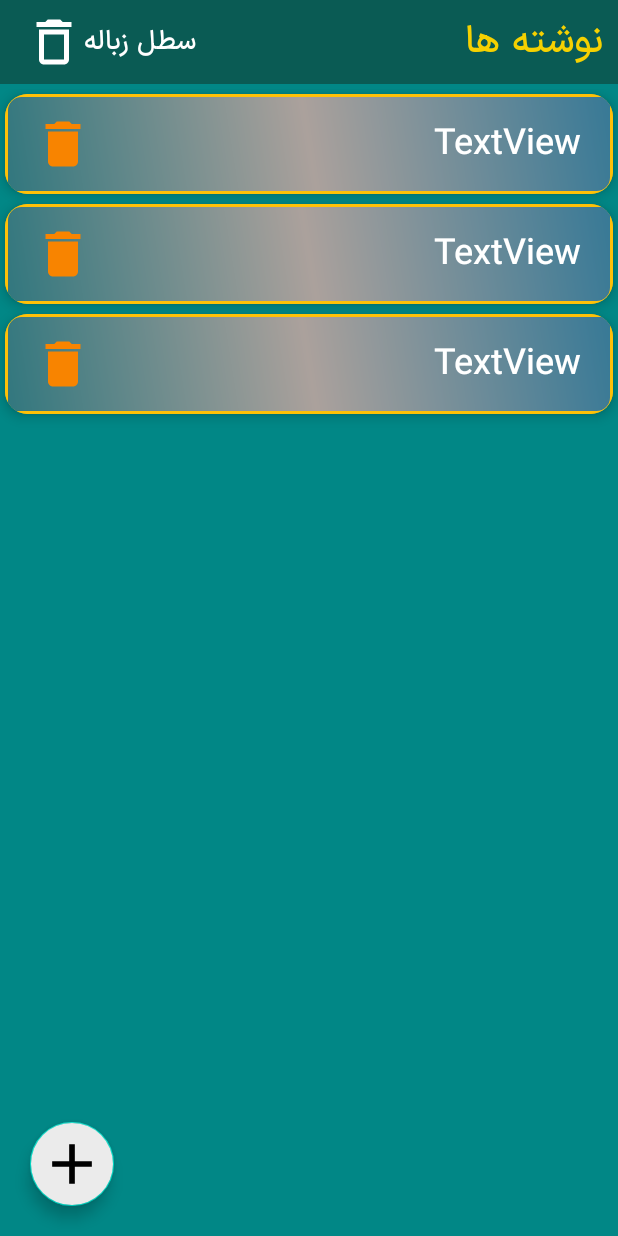
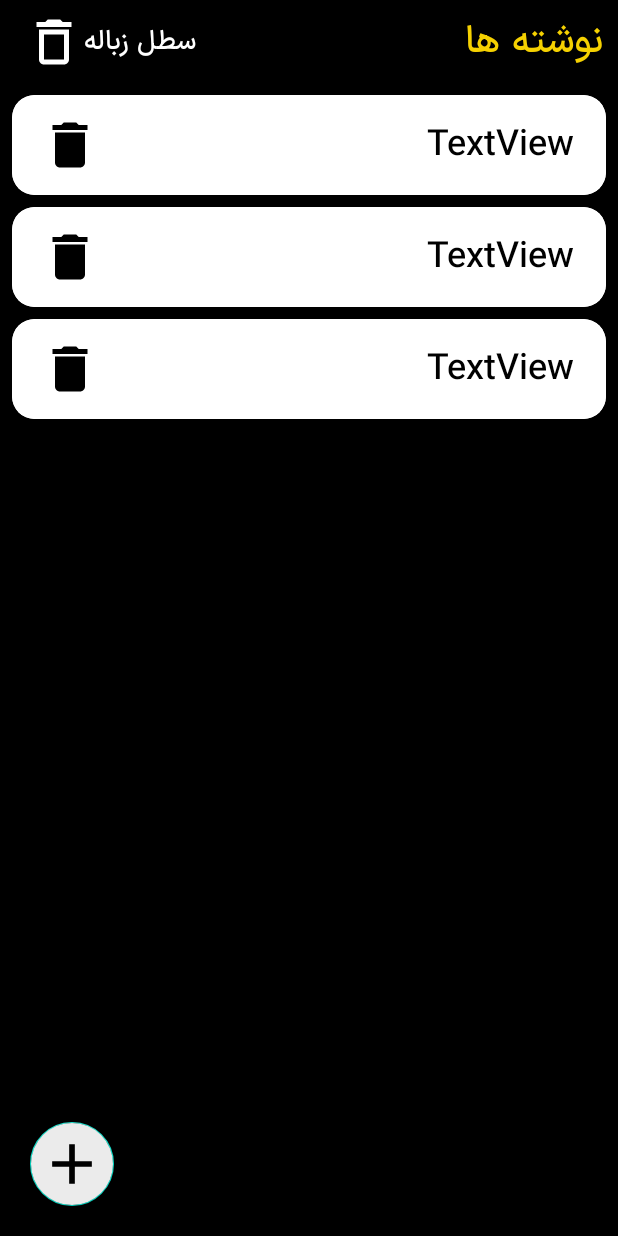
Before and after one commit to ihoseinam/EliNoteApp, an Android app: the layout activity_main.xml on its own in the app's theme, with its tools: preview values and no code run, on a phone screen of 412 x 824 dp. Run offline under Robolectric (Android 15) with nearby library versions, the phone set to English and light mode, and no system bars.

Commit message:
update colors

```diff
--- a/app/src/main/res/drawable/back_24.xml
+++ b/app/src/main/res/drawable/back_24.xml
@@ -1,5 +1,5 @@
 <vector android:autoMirrored="true" android:height="24dp"
     android:tint="#FFFFFF" android:viewportHeight="24"
     android:viewportWidth="24" android:width="24dp" xmlns:android="http://schemas.android.com/apk/res/android">
-    <path android:fillColor="@android:color/white" android:pathData="M20,11H7.83l5.59,-5.59L12,4l-8,8 8,8 1.41,-1.41L7.83,13H20v-2z"/>
+    <path android:fillColor="@color/ebb2" android:pathData="M20,11H7.83l5.59,-5.59L12,4l-8,8 8,8 1.41,-1.41L7.83,13H20v-2z"/>
 </vector>
--- a/app/src/main/res/drawable/back_edt_text.xml
+++ /dev/null
@@ -1,6 +0,0 @@
-<?xml version="1.0" encoding="utf-8"?>
-<shape xmlns:android="http://schemas.android.com/apk/res/android">
-<solid android:color="@color/purple_700"/>
-<corners android:bottomRightRadius="15dp" android:topLeftRadius="15dp"/>
-    <stroke android:color="#FFC107" android:width="3dp"/>
-</shape>
--- a/app/src/main/res/drawable/ic_delete.xml
+++ b/app/src/main/res/drawable/ic_delete.xml
@@ -1,4 +1,4 @@
-<vector android:height="24dp" android:tint="#F88400"
+<vector android:height="24dp" android:tint="#000000"
     android:viewportHeight="24" android:viewportWidth="24"
     android:width="24dp" xmlns:android="http://schemas.android.com/apk/res/android">
     <path android:fillColor="@android:color/white" android:pathData="M6,19c0,1.1 0.9,2 2,2h8c1.1,0 2,-0.9 2,-2V7H6v12zM19,4h-3.5l-1,-1h-5l-1,1H5v2h14V4z"/>
--- a/app/src/main/res/layout/activity_main.xml
+++ b/app/src/main/res/layout/activity_main.xml
@@ -4,7 +4,7 @@
     xmlns:tools="http://schemas.android.com/tools"
     android:layout_width="match_parent"
     android:layout_height="match_parent"
-    android:background="@color/teal_700"
+    android:background="@color/black"
     android:id="@+id/main"
     tools:context=".ui.MainActivity">
 
@@ -12,7 +12,7 @@
         android:id="@+id/toolbar"
         android:layout_width="match_parent"
         android:layout_height="wrap_content"
-        android:background="@color/toll"
+        android:background="@color/black"
         app:layout_constraintEnd_toEndOf="parent"
         app:layout_constraintStart_toStartOf="parent"
         app:layout_constraintTop_toTopOf="parent">
--- a/app/src/main/res/layout/list_item_note.xml
+++ b/app/src/main/res/layout/list_item_note.xml
@@ -5,12 +5,13 @@
     xmlns:tools="http://schemas.android.com/tools"
     android:layout_width="match_parent"
     android:layout_height="wrap_content"
-    android:layout_margin="3dp"
+    android:layout_marginHorizontal="8dp"
+    android:layout_marginVertical="4dp"
     app:cardCornerRadius="15dp"
-    app:cardBackgroundColor="@color/yelow"
+    app:cardBackgroundColor="@color/white"
     app:cardElevation="5dp">
     <androidx.constraintlayout.widget.ConstraintLayout
-        android:background="@drawable/back_ebbb"
+        android:background="@color/white"
         android:layout_width="match_parent"
         android:layout_height="wrap_content"
         android:padding="13dp">
@@ -20,7 +21,7 @@
             android:layout_width="wrap_content"
             android:layout_height="wrap_content"
             android:layout_marginEnd="7dp"
-            android:textColor="@color/white"
+            android:textColor="@color/black"
             android:textSize="24sp"
             app:layout_constraintBottom_toBottomOf="parent"
             app:layout_constraintEnd_toEndOf="parent"
--- a/app/src/main/res/values-night/themes.xml
+++ b/app/src/main/res/values-night/themes.xml
@@ -3,8 +3,8 @@
     <style name="Theme.NoteApp" parent="Theme.MaterialComponents.DayNight.NoActionBar">
         <!-- Primary brand color. -->
         <item name="fontFamily">@font/iransans</item>
-        <item name="colorPrimary">@color/teal_700</item>
-        <item name="colorPrimaryVariant">@color/teal_700</item>
+        <item name="colorPrimary">@color/black</item>
+        <item name="colorPrimaryVariant">@color/black</item>
         <item name="colorOnPrimary">@color/black</item>
         <!-- Secondary brand color. -->
         <item name="colorSecondary">@color/teal_200</item>
--- a/app/src/main/res/values/themes.xml
+++ b/app/src/main/res/values/themes.xml
@@ -3,8 +3,8 @@
     <style name="Theme.NoteApp" parent="Theme.MaterialComponents.DayNight.NoActionBar">
         <!-- Primary brand color. -->
         <item name="fontFamily">@font/iransans</item>
-        <item name="colorPrimary">@color/teal_700</item>
-        <item name="colorPrimaryVariant">@color/teal_700</item>
+        <item name="colorPrimary">@color/black</item>
+        <item name="colorPrimaryVariant">@color/black</item>
         <item name="colorOnPrimary">@color/white</item>
         <!-- Secondary brand color. -->
         <item name="colorSecondary">@color/teal_200</item>
```
Also changed, not shown: app/src/main/res/drawable/back_item_list.xml (+7 -3 lines), app/src/main/res/layout/activity_add_notes.xml (+34 -36 lines), app/src/main/res/layout/list_item_bin.xml (+5 -5 lines).
